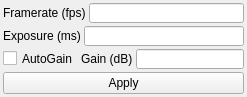
AhmetCemalO/labcamsac, file python_code/view/UI_cam_settings.ui: the form before one commit.
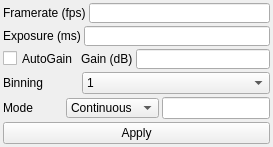
The form after the commit.

Commit message: Allow histogram adjustment when not acquiring, progress additional camera settings

The edit to the form file:
```diff
--- a/python_code/view/UI_cam_settings.ui
+++ b/python_code/view/UI_cam_settings.ui
@@ -7,7 +7,7 @@
     <x>0</x>
     <y>0</y>
     <width>185</width>
-    <height>104</height>
+    <height>154</height>
    </rect>
   </property>
   <property name="sizePolicy">
@@ -18,8 +18,8 @@
   </property>
   <property name="maximumSize">
    <size>
-    <width>16777215</width>
-    <height>105</height>
+    <width>200</width>
+    <height>200</height>
    </size>
   </property>
   <property name="windowTitle">
@@ -153,6 +153,119 @@
      </item>
     </layout>
    </item>
+   <item>
+    <layout class="QHBoxLayout" name="horizontalLayout_2">
+     <item>
+      <widget class="QLabel" name="binning_label">
+       <property name="minimumSize">
+        <size>
+         <width>76</width>
+         <height>0</height>
+        </size>
+       </property>
+       <property name="text">
+        <string>Binning</string>
+       </property>
+      </widget>
+     </item>
+     <item>
+      <widget class="QComboBox" name="binning_comboBox">
+       <property name="sizePolicy">
+        <sizepolicy hsizetype="Expanding" vsizetype="Fixed">
+         <horstretch>0</horstretch>
+         <verstretch>0</verstretch>
+        </sizepolicy>
+       </property>
+       <item>
+        <property name="text">
+         <string>1</string>
+        </property>
+       </item>
+       <item>
+        <property name="text">
+         <string>2</string>
+        </property>
+       </item>
+       <item>
+        <property name="text">
+         <string>4</string>
+        </property>
+       </item>
+      </widget>
+     </item>
+    </layout>
+   </item>
+   <item>
+    <layout class="QHBoxLayout" name="horizontalLayout_5" stretch="0,0,0">
+     <item>
+      <widget class="QLabel" name="label_3">
+       <property name="minimumSize">
+        <size>
+         <width>60</width>
+         <height>0</height>
+        </size>
+       </property>
+       <property name="toolTip">
+        <string>Acquisition mode: 'continuous' is free run, 'nframes' allows to acquire an arbitratry number of frames</string>
+       </property>
+       <property name="text">
+        <string>Mode</string>
+       </property>
+      </widget>
+     </item>
+     <item>
+      <widget class="QComboBox" name="mode_comboBox">
+       <property name="sizePolicy">
+        <sizepolicy hsizetype="Expanding" vsizetype="Fixed">
+         <horstretch>0</horstretch>
+         <verstretch>0</verstretch>
+        </sizepolicy>
+       </property>
+       <property name="minimumSize">
+        <size>
+         <width>80</width>
+         <height>0</height>
+        </size>
+       </property>
+       <property name="maximumSize">
+        <size>
+         <width>16777215</width>
+         <height>20</height>
+        </size>
+       </property>
+       <item>
+        <property name="text">
+         <string>Continuous</string>
+        </property>
+       </item>
+       <item>
+        <property name="text">
+         <string>NFrames</string>
+        </property>
+       </item>
+      </widget>
+     </item>
+     <item>
+      <widget class="QLineEdit" name="nframes_lineEdit">
+       <property name="sizePolicy">
+        <sizepolicy hsizetype="Preferred" vsizetype="Fixed">
+         <horstretch>0</horstretch>
+         <verstretch>0</verstretch>
+        </sizepolicy>
+       </property>
+       <property name="minimumSize">
+        <size>
+         <width>15</width>
+         <height>0</height>
+        </size>
+       </property>
+       <property name="toolTip">
+        <string>Number of frames to acquire upon receiving a software trigger</string>
+       </property>
+      </widget>
+     </item>
+    </layout>
+   </item>
    <item>
     <widget class="QPushButton" name="apply_pushButton">
      <property name="enabled">
```
Left out of the diff: 2 changed lines with no effect on the pictures. The commit also changes 3 other files.
